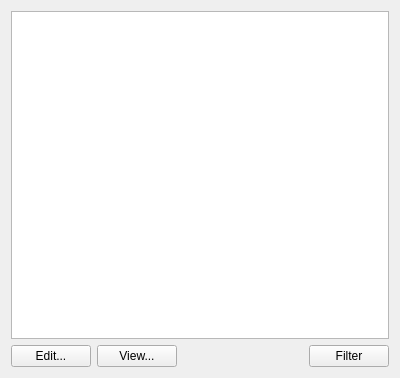
First picture: the form in src/admc/tabs/attributes_tab.ui, repository altlinux/admc, before the edit.
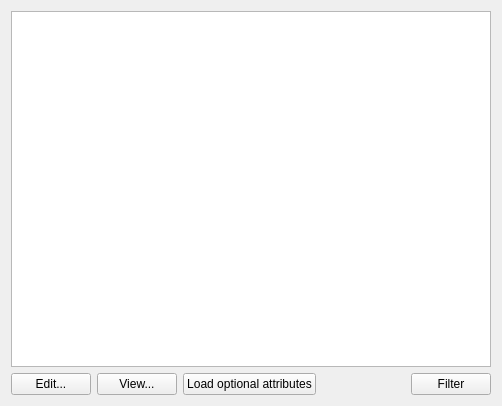
Second picture: the form after the edit.

Commit message:
Add optional attribute values loading to attribute tab
If "Load optional attribute values" main window option is checked,
optional attribute values will be loaded after object properties
opening. With not checked option values can be loaded with
corresponding button in attribute tab.

What changed in the file:
```diff
--- a/src/admc/tabs/attributes_tab.ui
+++ b/src/admc/tabs/attributes_tab.ui
@@ -6,8 +6,8 @@
    <rect>
     <x>0</x>
     <y>0</y>
-    <width>400</width>
-    <height>378</height>
+    <width>502</width>
+    <height>406</height>
    </rect>
   </property>
   <property name="windowTitle">
@@ -46,6 +46,16 @@
        </property>
       </widget>
      </item>
+     <item>
+      <widget class="QPushButton" name="load_optional_attrs_button">
+       <property name="toolTip">
+        <string>Loads optional attribute values</string>
+       </property>
+       <property name="text">
+        <string>Load optional attributes</string>
+       </property>
+      </widget>
+     </item>
      <item>
       <spacer name="horizontalSpacer">
        <property name="orientation">
```
The commit also changes 6 other files.
